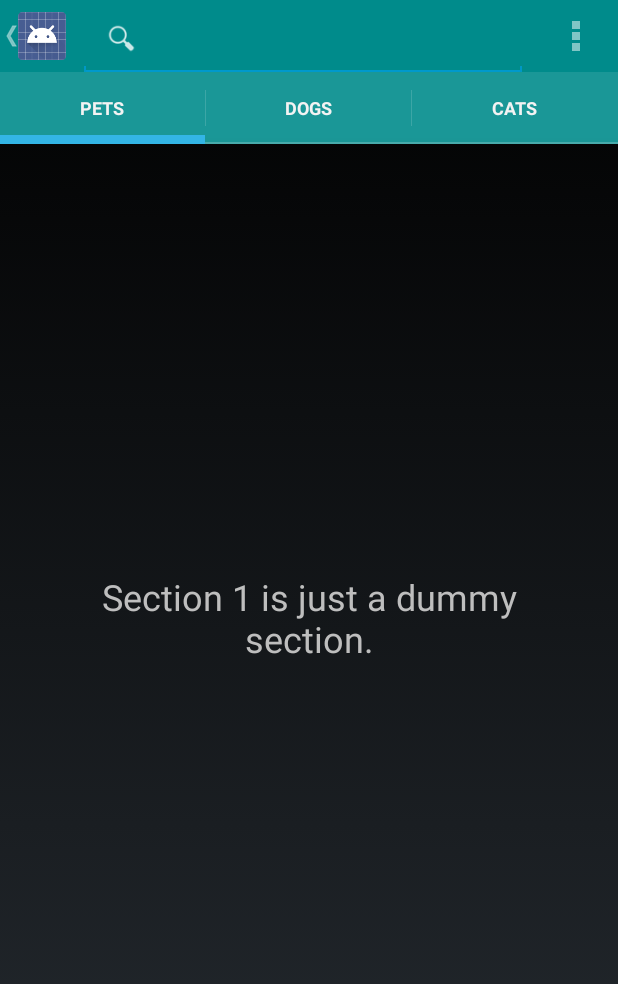
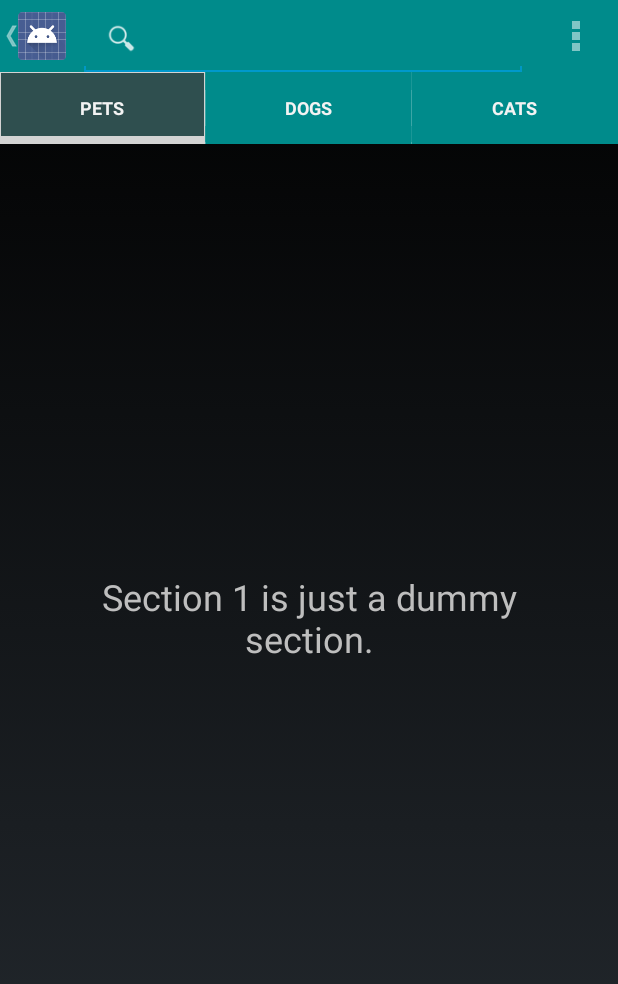
Before and after one commit to loofah666/Android_Course, an Android app: the screen it shows after launch (MainActivity), after a tap on "Search", on a phone screen of 412 x 824 dp. Shown: the top 984 px of the screen. Run offline under Robolectric (Android 15) with nearby library versions, the phone set to English and light mode, and no system bars.

Commit message:
customize Tab Indicator

```diff
--- /dev/null
+++ b/ActionBarTab/app/src/main/res/drawable/actionbar_tab_indicator.xml
@@ -0,0 +1,7 @@
+<?xml version="1.0" encoding="utf-8"?>
+<selector xmlns:android="http://schemas.android.com/apk/res/android">
+    <item android:state_focused="false" android:state_selected="false" android:state_pressed="false" android:drawable="@color/darkcyan"/>
+    <item android:state_focused="false" android:state_selected="true" android:state_pressed="false" android:drawable="@drawable/tab_selected"/>
+    <item android:state_selected="false" android:state_pressed="true" android:drawable="@color/lightgrey"/>
+    <item android:state_selected="true" android:state_pressed="true" android:drawable="@drawable/tab_selected_pressed"/>
+</selector>
--- /dev/null
+++ b/ActionBarTab/app/src/main/res/drawable/tab_selected.xml
@@ -0,0 +1,10 @@
+<?xml version="1.0" encoding="utf-8"?>
+<layer-list xmlns:android="http://schemas.android.com/apk/res/android">
+    <item android:top="-5dp" android:left="-5dp" android:right="-5dp">
+        <shape android:shape="rectangle">
+            <solid android:color="@color/darkslategray"/>
+            <stroke android:color="@color/lightgrey" android:width="5dp"/>
+        </shape>
+
+    </item>
+</layer-list>
--- /dev/null
+++ b/ActionBarTab/app/src/main/res/drawable/tab_selected_pressed.xml
@@ -0,0 +1,9 @@
+<?xml version="1.0" encoding="utf-8"?>
+<layer-list xmlns:android="http://schemas.android.com/apk/res/android">
+    <item android:top="-5dp" android:left="-5dp" android:right="-5dp">
+        <shape android:shape="rectangle">
+            <stroke android:color="@color/lightgrey" android:width="5dp"/>
+
+        </shape>
+    </item>
+</layer-list>
--- a/ActionBarTab/app/src/main/res/values/color.xml
+++ b/ActionBarTab/app/src/main/res/values/color.xml
@@ -122,7 +122,6 @@
     <color name="mediumseagreen">#3CB371</color><!--中海蓝 -->
     <color name="limegreen">#32CD32</color><!--橙绿色 -->
     <color name="darkslategray">#2F4F4F</color><!--暗瓦灰色 -->
-    <color name="darkslategrey">#2F4F4F</color><!--暗瓦灰色 -->
     <color name="seagreen">#2E8B57</color><!--海绿色 -->
     <color name="forestgreen">#228B22</color><!--森林绿 -->
     <color name="lightseagreen">#20B2AA</color><!--亮海蓝色 -->
--- a/ActionBarTab/app/src/main/res/values/styles.xml
+++ b/ActionBarTab/app/src/main/res/values/styles.xml
@@ -5,6 +5,7 @@
         parent="@android:style/Theme.Holo">
         <!-- Customize your theme here. -->
         <item name="android:actionBarStyle">@style/MyActionBar</item>
+        <item name="android:actionBarTabStyle">@style/MyActionBarTab</item>
         <item name="android:windowActionBarOverlay">true</item>
     </style>
 
@@ -14,6 +15,11 @@
         parent="@android:style/Widget.Holo.ActionBar">
         <item name="android:background">@color/darkcyan</item>
     </style>
+    <!-- ActionBarTab styles -->
+    <style name="MyActionBarTab"
+        parent="@android:style/Widget.Holo.ActionBar.TabView">
+        <item name="android:background">@drawable/actionbar_tab_indicator</item>
+    </style>
 
 
 </resources>
```
